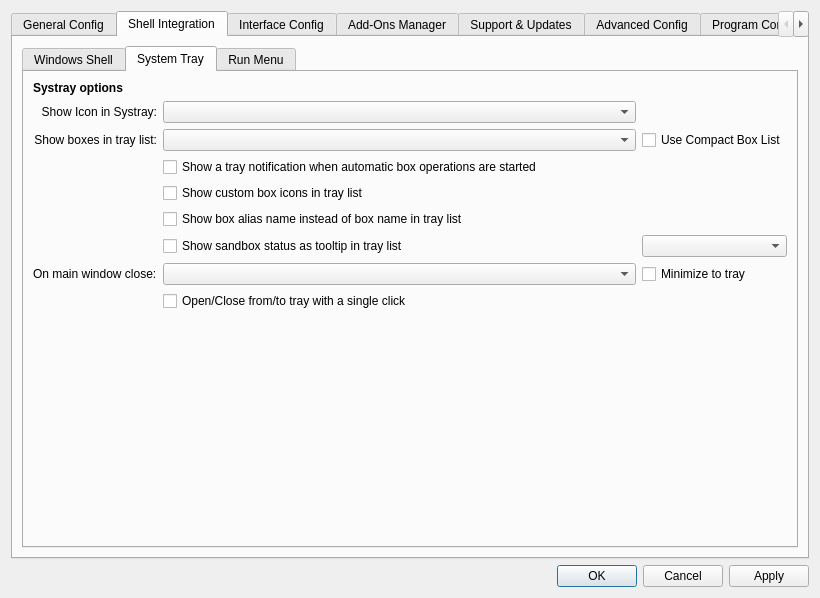
Before: the Qt Designer form SandboxiePlus/SandMan/Forms/SettingsWindow.ui in xialaup/Sandboxie, drawn with Qt 5.
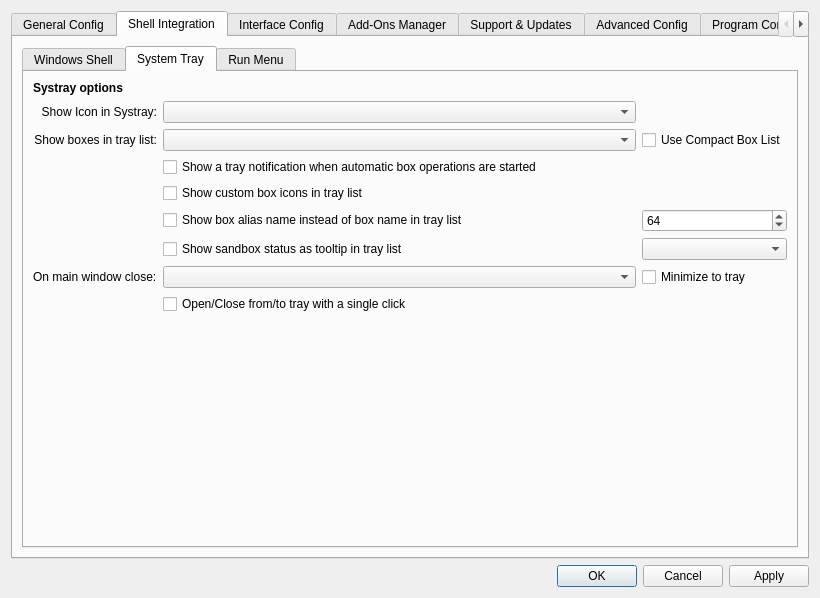
After: the same form once the commit is applied. The open tabs and pages were chosen to show the change. Icons and pictures are not drawn.

Commit message: Add tray alias length setting and tooltip logic

Patch:
```diff
--- a/SandboxiePlus/SandMan/Forms/SettingsWindow.ui
+++ b/SandboxiePlus/SandMan/Forms/SettingsWindow.ui
@@ -845,13 +845,29 @@
                  </property>
                 </widget>
                </item>
-               <item row="5" column="1" colspan="2">
+               <item row="5" column="1">
                 <widget class="QCheckBox" name="chkTrayUseAlias">
                  <property name="text">
                   <string>Show box alias name instead of box name in tray list</string>
                  </property>
                 </widget>
                </item>
+               <item row="5" column="2">
+                <widget class="QSpinBox" name="spnTrayAliasChars">
+                 <property name="toolTip">
+                  <string>Maximum displayed characters for compact tray aliases. Ignored when alias display is disabled (name limit is fixed to 32).</string>
+                 </property>
+                 <property name="minimum">
+                  <number>32</number>
+                 </property>
+                 <property name="maximum">
+                  <number>256</number>
+                 </property>
+                 <property name="value">
+                  <number>64</number>
+                 </property>
+                </widget>
+               </item>
                <item row="6" column="1">
                 <widget class="QCheckBox" name="chkTrayStatusTip">
                  <property name="tristate">
```
The commit also changes 2 other files.
